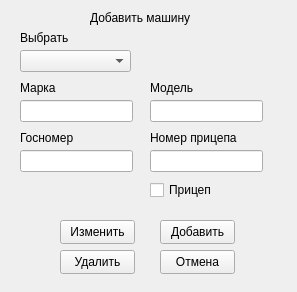
Before: the Qt Designer form my_helper/notebook/designer_ui/new_auto.ui in SmolPO/vertical, drawn with Qt 5.
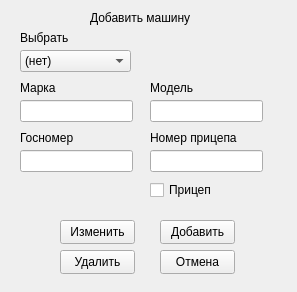
After: the same form once the commit is applied.

```diff
--- a/my_helper/notebook/designer_ui/new_auto.ui
+++ b/my_helper/notebook/designer_ui/new_auto.ui
@@ -166,6 +166,11 @@
      <height>22</height>
     </rect>
    </property>
+   <item>
+    <property name="text">
+     <string>(нет)</string>
+    </property>
+   </item>
   </widget>
   <widget class="QLabel" name="label_6">
    <property name="geometry">
```
